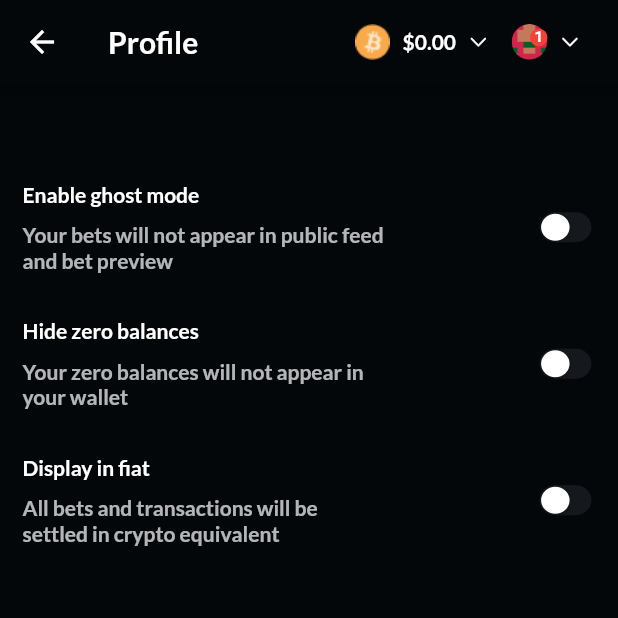
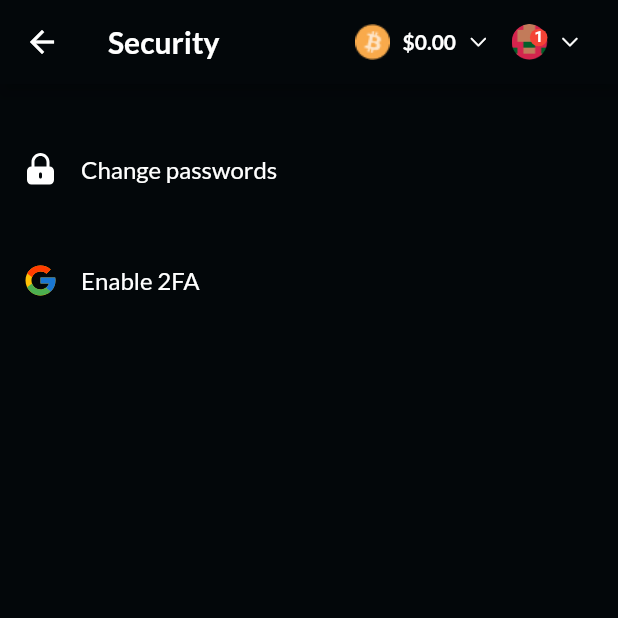
Before and after one commit to SheriffOladejo/Blitzwin, a Flutter app: the screen it shows after launch, on a phone screen of 412 x 824 dp, the top half of it. Run offline on Flutter 3.47's test engine with Material 2 defaults, Android fonts, the phone set to English and light mode, and no system bars; our stand-ins replace flutter_svg, gradient_borders, persistent_bottom_nav_bar; accounts and stored records are empty.

Commit message:
Added change password screen

```diff
--- a/lib/main.dart
+++ b/lib/main.dart
@@ -2,6 +2,7 @@ import 'package:blitzwin/views/bottom_nav.dart';
 import 'package:blitzwin/views/menu.dart';
 import 'package:blitzwin/views/preferences.dart';
 import 'package:blitzwin/views/profile.dart';
+import 'package:blitzwin/views/security.dart';
 import 'package:blitzwin/views/settings.dart';
 import 'package:flutter/material.dart';
 
@@ -18,7 +19,7 @@ class MyApp extends StatelessWidget {
       theme: ThemeData(
         primarySwatch: Colors.blue,
       ),
-      home: const PreferencesScreen(),
+      home: const SecurityScreen(),
     );
   }
 
--- a/lib/views/preferences.dart
+++ b/lib/views/preferences.dart
@@ -200,7 +200,7 @@ class _PreferencesScreenState extends State<PreferencesScreen> {
                 Column(
                   crossAxisAlignment: CrossAxisAlignment.start,
                   children: [
-                    Text("Display in fiat", style: TextStyle(
+                    const Text("Display in fiat", style: TextStyle(
                         color: Colors.white,
                         fontWeight: FontWeight.w800,
                         fontSize: 14,
--- /dev/null
+++ b/lib/views/security.dart
@@ -0,0 +1,163 @@
+import 'package:blitzwin/views/change_password.dart';
+import 'package:flutter/cupertino.dart';
+import 'package:flutter/material.dart';
+
+import '../utilities/hex_color.dart';
+import 'package:flutter_svg/flutter_svg.dart';
+
+class SecurityScreen extends StatefulWidget {
+
+  const SecurityScreen({Key key}) : super(key: key);
+
+  @override
+  State<SecurityScreen> createState() => _SecurityScreenState();
+
+}
+
+class _SecurityScreenState extends State<SecurityScreen> {
+
+  @override
+  Widget build(BuildContext context) {
+    return Scaffold(
+      appBar: AppBar(
+        backgroundColor: HexColor("#03070A"),
+        leading: GestureDetector(
+          onTap: () {
+            Navigator.pop(context);
+          },
+          child: Container(
+            alignment: Alignment.center,
+            child: Icon(Icons.arrow_back, color: Colors.white,),
+          ),
+        ),
+        title: const Text("Security", style: TextStyle(
+          color: Colors.white,
+          fontFamily: 'lato-bold',
+          fontSize: 20,
+          fontWeight: FontWeight.w800,
+        ),),
+        actions: [
+          Row(
+            mainAxisSize: MainAxisSize.min,
+            children: [
+              Container(
+                  width: 24,
+                  height: 24,
+                  alignment: Alignment.center,
+                  child: Image.asset("assets/images/logos_bitcoin.png")
+              ),
+              Container(width: 8,),
+              Text("\$0.00", style: TextStyle(
+                color: Colors.white,
+                fontFamily: 'lato-bold',
+                fontSize: 14,
+                fontWeight: FontWeight.w600,
+              ),),
+              Container(width: 8,),
+              const Icon(CupertinoIcons.chevron_down, color: Colors.white, size: 14,)
+            ],
+          ),
+          Container(width: 15,),
+          Row(
+            mainAxisSize: MainAxisSize.min,
+            children: [
+              Stack(
+                children: [
+                  ClipOval(
+                    child: Container(
+                        width: 24,
+                        height: 24,
+                        alignment: Alignment.center,
+                        child: Image.asset("assets/images/profile_pic.png")
+                    ),
+                  ),
+                  Positioned(
+                    top: 0,
+                    right: 0,
+                    child: Container(
+                      padding: EdgeInsets.all(3.0),
+                      decoration: BoxDecoration(
+                        shape: BoxShape.circle,
+                        color: Colors.red,
+                      ),
+                      child: Text(
+                        '1', // You can set the number of notifications here
+                        style: TextStyle(
+                          color: Colors.white,
+                          fontSize: 10.0,
+                          fontWeight: FontWeight.bold,
+                        ),
+                      ),
+                    ),
+                  )
+                ],
+              ),
+              Container(width: 8,),
+              const Icon(CupertinoIcons.chevron_down, color: Colors.white, size: 14,),
+              Container(width: 10,)
+            ],
+          ),
+          Container(width: 15,),
+        ],
+      ),
+      body: Container(
+        width: MediaQuery.of(context).size.width,
+        height: MediaQuery.of(context).size.height,
+        padding: const EdgeInsets.all(15),
+        color: HexColor("#03070A"),
+        child: Column(
+          crossAxisAlignment: CrossAxisAlignment.start,
+          children: [
+            Container(height: 30,),
+            GestureDetector(
+              onTap: () {
+                showDialog(
+                  context: context,
+                  builder: (context) {
+                    return ChangePasswordScreen();
+                  }
+                );
+              },
+              child: Row(
+                children: [
+                  Container(
+                    width: 24,
+                    height: 24,
+                    alignment: Alignment.center,
+                    child: SvgPicture.asset("assets/images/lock.svg"),
+                  ),
+                  Container(width: 15,),
+                  Text("Change passwords", style: TextStyle(
+                    fontFamily: 'lato-regular',
+                    fontSize: 16,
+                    fontWeight: FontWeight.w400,
+                    color: Colors.white
+                  ),)
+                ]
+              ),
+            ),
+            Container(height: 50,),
+            Row(
+                children: [
+                  Container(
+                    width: 24,
+                    height: 24,
+                    alignment: Alignment.center,
+                    child: SvgPicture.asset("assets/images/google.svg"),
+                  ),
+                  Container(width: 15,),
+                  Text("Enable 2FA", style: TextStyle(
+                      fontFamily: 'lato-regular',
+                      fontSize: 16,
+                      fontWeight: FontWeight.w400,
+                      color: Colors.white
+                  ),)
+                ]
+            )
+          ],
+        ),
+      ),
+    );
+  }
+
+}
```
Also changed, not shown: lib/views/change_password.dart (added, +169 -0 lines), assets/images/google.svg (added), assets/images/lock.svg (added).
